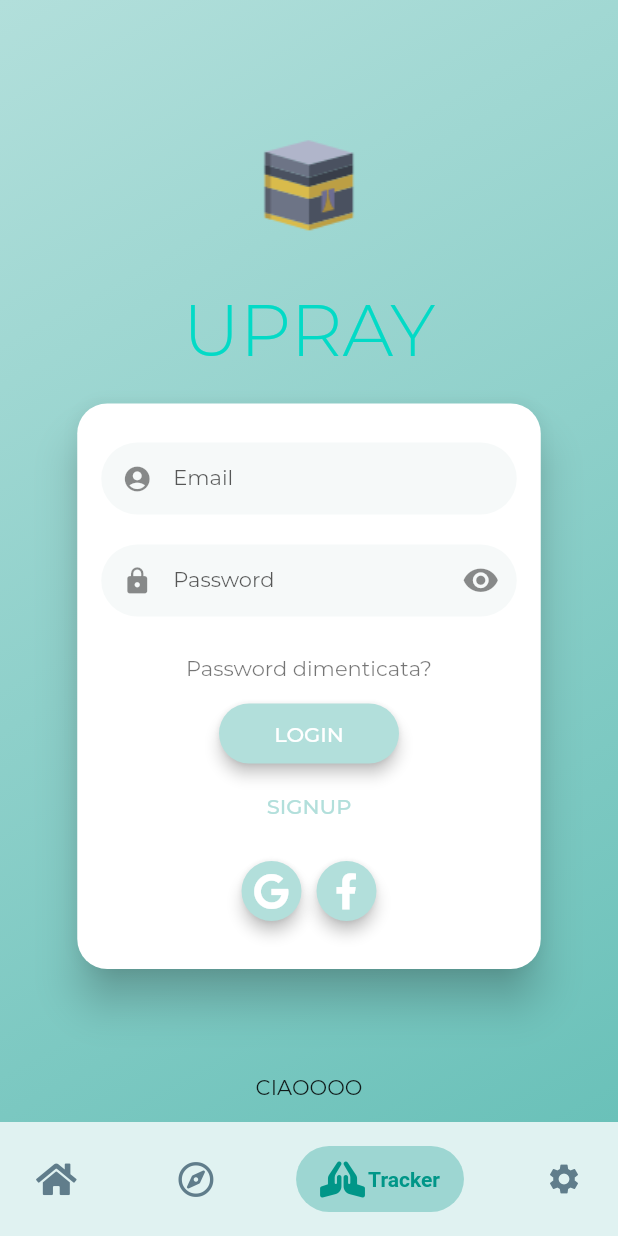
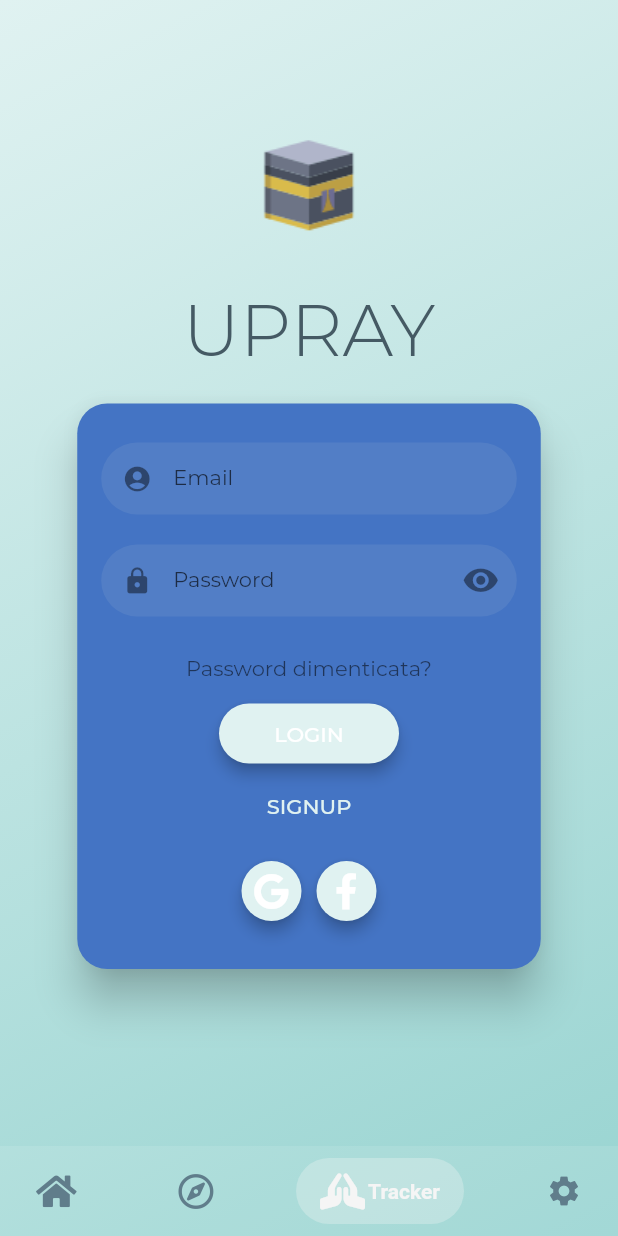
Before and after one commit to om4rr4mo/X_UPray, a Flutter app: the HomePage screen opened directly, item 3 of the bottom bar chosen, after a tap on "Password dimenticata?", on a phone screen of 412 x 824 dp. Run offline on Flutter 3.47's test engine with Material 2 defaults, Android fonts, the phone set to English and light mode, and no system bars; drawn by our look-alikes of flutter_login, salomon_bottom_bar; our stand-ins replace after_layout, auto_size_text, flutter_compass, font_awesome_flutter, geolocator, introduction_screen and 5 more; missing offline and left inert: android_intent, geocoder; accounts and stored records are empty; project files that could hold a hidden picture were left out.

Commit message:
[mg][fixed] tracker_page colors

```diff
--- a/lib/components/navigation_bar.dart
+++ b/lib/components/navigation_bar.dart
@@ -31,47 +31,39 @@ class _HomeNavigationBarState extends State<HomeNavigationBar> {
 
   @override
   Widget build(BuildContext context) {
-    return Padding(
-      padding: const EdgeInsets.symmetric(vertical: 8.0),
-      child: SalomonBottomBar(
-        unselectedItemColor: Colors.blueGrey,
+    return SalomonBottomBar(
+      unselectedItemColor: Theme.of(context).unselectedWidgetColor,
       duration: Duration(milliseconds: 300),
       curve: Curves.linear,
       selectedColorOpacity: 0.3,
-        selectedItemColor: Colors.white,
+      selectedItemColor: Theme.of(context).selectedRowColor,
       items: [
         /// Home
         SalomonBottomBarItem(
           icon: const Icon(FontAwesomeIcons.home),
           title: const Text("Home"),
-            selectedColor: Colors.teal,
         ),
 
         /// Favourites
         SalomonBottomBarItem(
           icon: Icon(FontAwesomeIcons.compass),
           title: const Text("Qibla"),
-            selectedColor: Colors.teal,
         ),
 
         /// Search
         SalomonBottomBarItem(
           icon: const Icon(FontAwesomeIcons.prayingHands),
           title: const Text("Tracker"),
-            selectedColor: Colors.teal,
         ),
 
         /// Profile
         SalomonBottomBarItem(
           icon: const Icon(Icons.settings),
           title: const Text("Impostazioni"),
-            selectedColor: Colors.teal,
         ),
       ],
       currentIndex: _currentIndex,
       onTap: _onItemTapped,
-
-      ),
     );
   }
 }
--- a/lib/main.dart
+++ b/lib/main.dart
@@ -44,7 +44,7 @@ class MainLaunch extends StatelessWidget {
         builder: (context, _) {
           return MaterialApp(
             title: 'UPray',
-            theme: MyTheme.lightTheme,
+            theme: MyTheme.darkTheme,
             debugShowCheckedModeBanner: false,
             home: HomePage(),
           );
--- a/lib/pages/home_page.dart
+++ b/lib/pages/home_page.dart
@@ -135,11 +135,10 @@ class _HomePageState extends State<HomePage> {
   @override
   Widget build(BuildContext context) {
     return Scaffold(
-      bottomNavigationBar: HomeNavigationBar(
-        pageController: pageController,
-      ),
-      body: SafeArea(
-        child: PageView(
+      resizeToAvoidBottomInset: false,
+      body: Stack(
+        children: [
+          PageView(
             physics: NeverScrollableScrollPhysics(),
             controller: pageController,
             children: [
@@ -149,6 +148,16 @@ class _HomePageState extends State<HomePage> {
               SettingsPage(),
             ],
           ),
+          Align(
+            alignment: Alignment.bottomCenter,
+            child: Container(
+              color: Colors.white10,
+              child: HomeNavigationBar(
+                pageController: pageController,
+              ),
+            ),
+          )
+        ],
       ),
     );
   }
--- a/lib/pages/loading_pages.dart
+++ b/lib/pages/loading_pages.dart
@@ -52,8 +52,7 @@ class _LoadingPageState extends State<LoadingPage>
 
   @override
   Widget build(BuildContext context) {
-    return Scaffold(
-      body: Center(
+    return Center(
       child: Container(
         width: MediaQuery.of(context).size.width * 0.60,
         child: Lottie.asset(
@@ -62,7 +61,6 @@ class _LoadingPageState extends State<LoadingPage>
           fit: BoxFit.scaleDown,
         ),
       ),
-      ),
     );
   }
 }
--- a/lib/pages/qibla_page.dart
+++ b/lib/pages/qibla_page.dart
@@ -6,11 +6,9 @@ class QiblaPage extends StatelessWidget {
 
   @override
   Widget build(BuildContext context) {
-    return Scaffold(
-      body: SafeArea(
-        child: Center(
-          child: Compass(),
-        ),
+    return SafeArea(
+      child: Center(
+        child: Compass(),
       ),
     );
   }
--- a/lib/pages/settings_page.dart
+++ b/lib/pages/settings_page.dart
@@ -7,8 +7,7 @@ class SettingsPage extends StatelessWidget {
 
   @override
   Widget build(BuildContext context) {
-    return Scaffold(
-        body: SafeArea(
+    return SafeArea(
         child: Center(
       child: GestureDetector(
         onTap: () => loggedIn = false,
@@ -17,7 +16,6 @@ class SettingsPage extends StatelessWidget {
           textAlign: TextAlign.center,
         ),
       ),
-      ),
     ));
   }
 }
--- a/lib/pages/tracker_page.dart
+++ b/lib/pages/tracker_page.dart
@@ -46,20 +46,20 @@ class _TrackerPageState extends State<TrackerPage> {
   @override
   Widget build(BuildContext context) {
     if (loggedIn)
-      return Scaffold(
-        body: SafeArea(
+      return SafeArea(
         child: Center(
           child: Text("TRACKER"),
         ),
-        ),
       );
     else {
-      return Scaffold(
-        body: SafeArea(
-          child: FlutterLogin(
-
+      return FlutterLogin(
+        theme: LoginTheme(
+          primaryColor: Theme.of(context).scaffoldBackgroundColor,
+          accentColor: Theme.of(context).textTheme.bodyText2!.color,
+          cardTheme: CardTheme(color: Theme.of(context).iconTheme.color),
+        ),
+        disableCustomPageTransformer: true,
         messages: LoginMessages(
-
           forgotPasswordButton: "Password dimenticata?",
           providersTitleFirst: "oppure accedi con",
         ),
@@ -67,10 +67,8 @@ class _TrackerPageState extends State<TrackerPage> {
         logo: AssetImage('assets/images/mecca.png'),
         onLogin: _authUser,
         onSignup: _signupUser,
-
         loginProviders: <LoginProvider>[
           LoginProvider(
-
             icon: FontAwesomeIcons.google,
             label: '',
             callback: () async {
@@ -120,11 +118,8 @@ class _TrackerPageState extends State<TrackerPage> {
           // ));
         },
         onRecoverPassword: _recoverPassword,
-            footer: "CIAOOOO",
         showDebugButtons: false,
         hideProvidersTitle: true,
-          ),
-        ),
       );
     }
   }
--- a/lib/providers/theme_provider.dart
+++ b/lib/providers/theme_provider.dart
@@ -5,7 +5,8 @@ class ThemeProvider extends ChangeNotifier {
 
   bool get isDarkMode => themeMode == ThemeMode.dark;
 
-  ThemeData get theme => themeMode == ThemeMode.dark ? MyTheme.darkTheme : MyTheme.lightTheme;
+  ThemeData get theme =>
+      themeMode == ThemeMode.dark ? MyTheme.darkTheme : MyTheme.lightTheme;
 
   void toggleTheme(bool isOn) {
     themeMode = isOn ? ThemeMode.dark : ThemeMode.light;
@@ -19,17 +20,28 @@ class MyTheme {
       TargetPlatform.android: CupertinoPageTransitionsBuilder(),
       TargetPlatform.iOS: CupertinoPageTransitionsBuilder(),
     }),
-    scaffoldBackgroundColor: const Color(0xFF005005),
-    primaryColor: Colors.lightGreen,
+    scaffoldBackgroundColor: const Color(0xFF041C38),
+    primaryColor: const Color(0xFF041C38),
+    unselectedWidgetColor: Color(0xFF726D78),
+    selectedRowColor: Color(0xFFF2F1EB),
     colorScheme: const ColorScheme.dark(),
     fontFamily: 'Montserrat',
     iconTheme: IconThemeData(
-      color: Colors.green[50],
+      color: Color(0xFF4474C4),
     ),
     textTheme: const TextTheme(
-      headline1: TextStyle(color: Colors.white),
-      bodyText1: TextStyle(color: Colors.white),
-      subtitle1: TextStyle(color: Colors.white),
+      headline1: TextStyle(color: Color(0xFFF6F4F3)),
+      bodyText1: TextStyle(color: Color(0xFFF6F4F3)),
+      subtitle1: TextStyle(color: Color(0xFFF6F4F3)),
+      bodyText2: TextStyle(color: Color(0xFFF6F4F3)),
+      caption: TextStyle(color: Color(0xFFF6F4F3)),
+      headline2: TextStyle(color: Color(0xFFF6F4F3)),
+      headline3: TextStyle(color: Color(0xFFF6F4F3)),
+      headline4: TextStyle(color: Color(0xFFF6F4F3)),
+      headline5: TextStyle(color: Color(0xFFF6F4F3)),
+      headline6: TextStyle(color: Color(0xFFF6F4F3)),
+      overline: TextStyle(color: Color(0xFFF6F4F3)),
+      subtitle2: TextStyle(color: Color(0xFFF6F4F3)),
       button: TextStyle(color: Colors.black),
     ),
   );
@@ -40,16 +52,27 @@ class MyTheme {
       TargetPlatform.iOS: CupertinoPageTransitionsBuilder(),
     }),
     scaffoldBackgroundColor: Colors.teal[50],
-    primaryColor: const Color(0xFFB2DFDB),
+    primaryColor: Colors.teal[50],
+    unselectedWidgetColor: Colors.blueGrey,
+    selectedRowColor: Colors.teal,
     colorScheme: const ColorScheme.light(),
     fontFamily: 'Montserrat',
     iconTheme: const IconThemeData(
-      color: Color(0xFF82ADA9),
+      color: Color(0xFF4474C4),
     ),
     textTheme: const TextTheme(
-      headline1: TextStyle(color: Colors.black),
-      bodyText1: TextStyle(color: Colors.black),
-      subtitle1: TextStyle(color: Colors.black),
+      headline1: TextStyle(color: Color(0xFF455A64)),
+      bodyText1: TextStyle(color: Color(0xFF455A64)),
+      subtitle1: TextStyle(color: Color(0xFF455A64)),
+      bodyText2: TextStyle(color: Color(0xFF455A64)),
+      caption: TextStyle(color: Color(0xFF455A64)),
+      headline2: TextStyle(color: Color(0xFF455A64)),
+      headline3: TextStyle(color: Color(0xFF455A64)),
+      headline4: TextStyle(color: Color(0xFF455A64)),
+      headline5: TextStyle(color: Color(0xFF455A64)),
+      headline6: TextStyle(color: Color(0xFF455A64)),
+      overline: TextStyle(color: Color(0xFF455A64)),
+      subtitle2: TextStyle(color: Color(0xFF455A64)),
       button: TextStyle(color: Colors.white),
     ),
   );
```
Also changed, not shown: 1 other file. Lines whose indentation alone changed are shown as unchanged.
